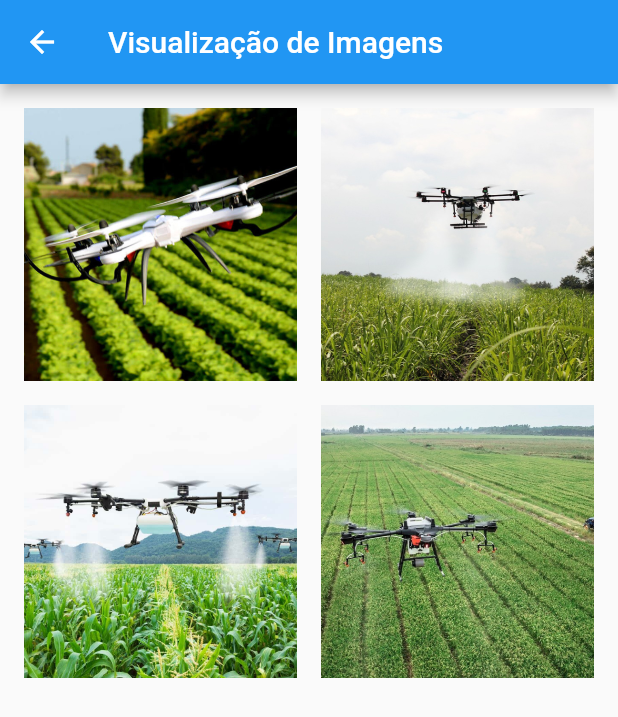
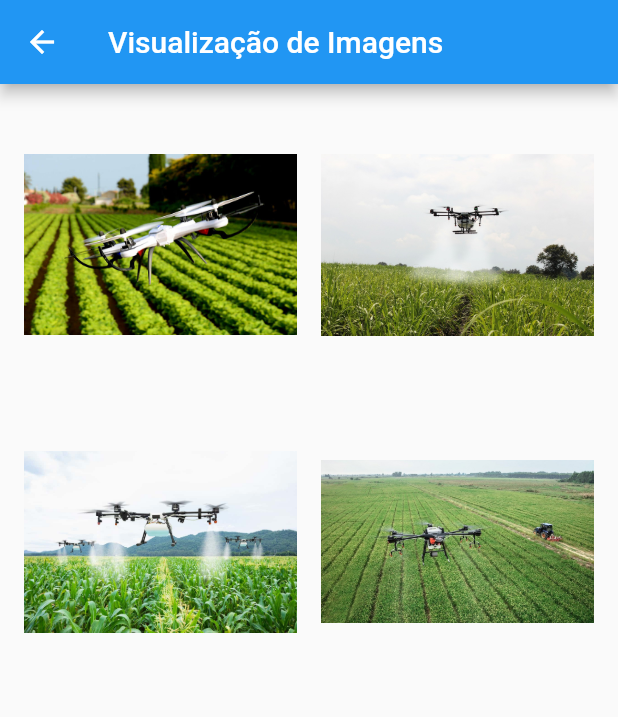
Before and after one commit to biuzos/globalSolution1, a Flutter app: the screen it shows after launch, after a tap on "Visualizar Plantações", on a phone screen of 412 x 824 dp. Shown: the top 717 px of the screen. Run offline on Flutter 3.47's test engine with Material 2 defaults, Android fonts, the phone set to English and light mode, and no system bars.

Commit message:
correcao codigo

```diff
--- a/lib/screens/homescreen.dart
+++ b/lib/screens/homescreen.dart
@@ -16,7 +16,7 @@ class TelaInicial extends StatelessWidget {
           children: [
             Image.asset(
               'assets/drone1.jpg',
-              height: 100,
+              height: 150,
             ),
             const SizedBox(height: 16.0),
             const Text(
--- a/lib/screens/telaVisu.dart
+++ b/lib/screens/telaVisu.dart
@@ -1,7 +1,6 @@
 import 'package:flutter/material.dart';
 
 import 'telaImgDetalhada.dart';
-
 
 class TelaVisualizacaoImagens extends StatelessWidget {
   String generateImageIdFromCoordinates(String imagePath) {
@@ -20,22 +19,22 @@ class TelaVisualizacaoImagens extends StatelessWidget {
   ];
 
   final Map<String, Map<String, dynamic>> imageDetails = {
-    'image1': {
+    'drone1': {
       'location': 'Mato Grosso',
       'crop': 'Soja',
       'area': 10.5,
     },
-    'image2': {
+    'drone2': {
       'location': 'São Paulo',
       'crop': 'Milho',
       'area': 8.2,
     },
-    'image3': {
+    'drone3': {
       'location': 'Paraná',
       'crop': 'Trigo',
       'area': 6.7,
     },
-    'image4': {
+    'drone4': {
       'location': 'Goiás',
       'crop': 'Algodão',
       'area': 12.1,
@@ -75,6 +74,7 @@ class TelaVisualizacaoImagens extends StatelessWidget {
                   ),
                 );
               },
+              child: Center(
                   child: Image.asset(
                 image,
                 fit: BoxFit.cover,
@@ -82,8 +82,7 @@ class TelaVisualizacaoImagens extends StatelessWidget {
                   print('Error loading image: $error');
                   return const SizedBox.shrink();
                 },
-            ),
-          );
+              )));
         },
       ),
     );
```
Also changed, not shown: lib/screens/telaImgDetalhada.dart (+5 -6 lines), lib/screens/searchPage.dart (added). Lines whose indentation alone changed are shown as unchanged.
